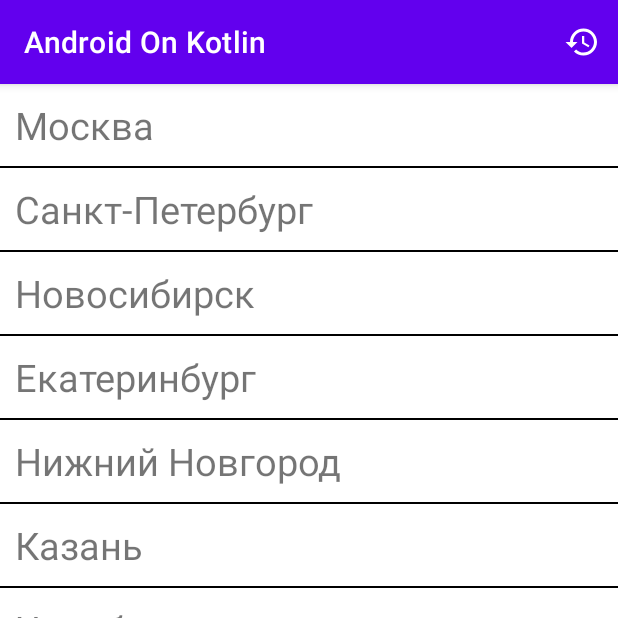
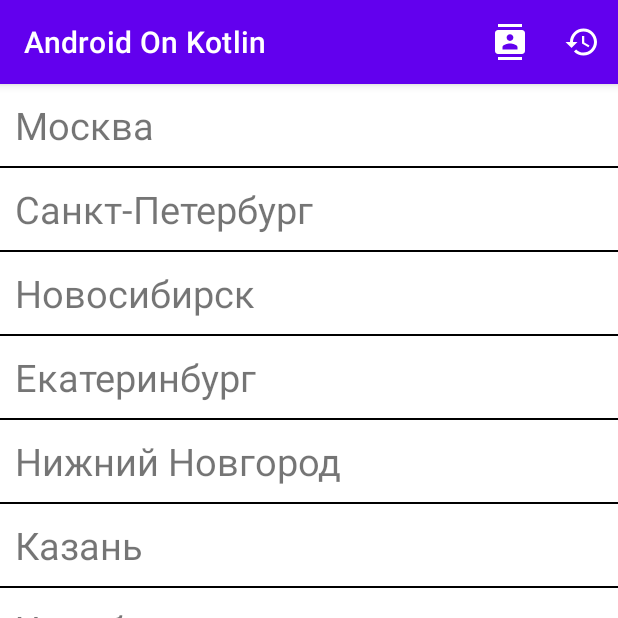
Before and after one commit to VadimSurits/AndroidOnKotlin, an Android app: the screen it shows after launch (MainActivity), on a phone screen of 412 x 824 dp, the top half of it. Run offline under Robolectric (Android 15) with nearby library versions, the phone set to English and light mode, and no system bars; our stand-ins replace Room's generated code.

Commit message:
ДЗ 9 выполнено: Добавьте экран со списком контактов в ваше приложение.

```diff
--- a/app/src/main/AndroidManifest.xml
+++ b/app/src/main/AndroidManifest.xml
@@ -4,6 +4,7 @@
     package="com.example.androidonkotlin">
 
     <uses-permission android:name="android.permission.INTERNET" />
+    <uses-permission android:name="android.permission.READ_CONTACTS" />
 
     <application
         android:name=".app.App"
--- /dev/null
+++ b/app/src/main/res/drawable/menu_contacts.xml
@@ -0,0 +1,10 @@
+<vector xmlns:android="http://schemas.android.com/apk/res/android"
+    android:width="24dp"
+    android:height="24dp"
+    android:viewportWidth="24"
+    android:viewportHeight="24"
+    android:tint="?attr/colorControlNormal">
+  <path
+      android:fillColor="@android:color/white"
+      android:pathData="M20,0L4,0v2h16L20,0zM4,24h16v-2L4,22v2zM20,4L4,4c-1.1,0 -2,0.9 -2,2v12c0,1.1 0.9,2 2,2h16c1.1,0 2,-0.9 2,-2L22,6c0,-1.1 -0.9,-2 -2,-2zM12,6.75c1.24,0 2.25,1.01 2.25,2.25s-1.01,2.25 -2.25,2.25S9.75,10.24 9.75,9 10.76,6.75 12,6.75zM17,17L7,17v-1.5c0,-1.67 3.33,-2.5 5,-2.5s5,0.83 5,2.5L17,17z"/>
+</vector>
--- a/app/src/main/res/menu/main_screen_menu.xml
+++ b/app/src/main/res/menu/main_screen_menu.xml
@@ -3,9 +3,15 @@
     xmlns:app="http://schemas.android.com/apk/res-auto">
 
     <item
-        android:id="@+id/menu_history"
-        android:icon="@drawable/menu_history_icon"
+        android:id="@+id/menu_content_provider"
+        android:icon="@drawable/menu_contacts"
         android:title="@string/menu_title_history"
         app:showAsAction="always" />
 
+    <item
+        android:id="@+id/menu_history"
+        android:icon="@drawable/menu_history_icon"
+        android:title="@string/menu_contacts"
+        app:showAsAction="always" />
+
 </menu>
--- a/app/src/main/res/values/dimens.xml
+++ b/app/src/main/res/values/dimens.xml
@@ -15,4 +15,5 @@
     <dimen name="weather_icon_width">150dp</dimen>
     <dimen name="weather_icon_height">150dp</dimen>
     <dimen name="weather_icon_margin">110dp</dimen>
+    <dimen name="contacts_text_size">10sp</dimen>
 </resources>
--- a/app/src/main/res/values/strings.xml
+++ b/app/src/main/res/values/strings.xml
@@ -9,4 +9,5 @@
     <string name="Khabarovsk">Хабаровск</string>
     <string name="server_connection_error">Не удалось установить соединение с сервером</string>
     <string name="menu_title_history">History</string>
+    <string name="menu_contacts">Contacts</string>
 </resources>
```
Also changed, not shown: app/src/main/java/com/example/androidonkotlin/view/MainActivity.kt (+10 -0 lines), app/src/main/java/com/example/androidonkotlin/view/contacts/ContentProviderFragment.kt (added, +139 -0 lines), app/src/main/res/layout/fragment_content_provider.xml (added, +14 -0 lines).
